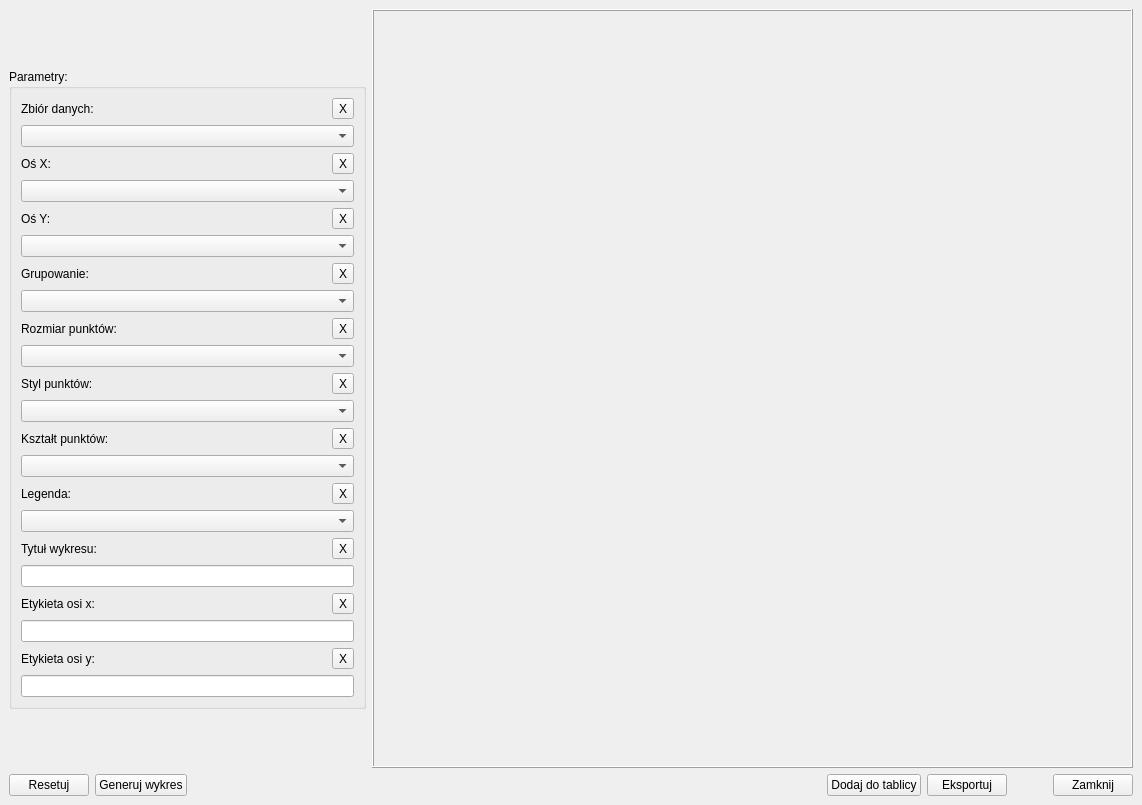
First picture: the form in ui/Plots/pie-plot-window.ui, repository OskarLewandowski/dex-data-experience, before the edit.
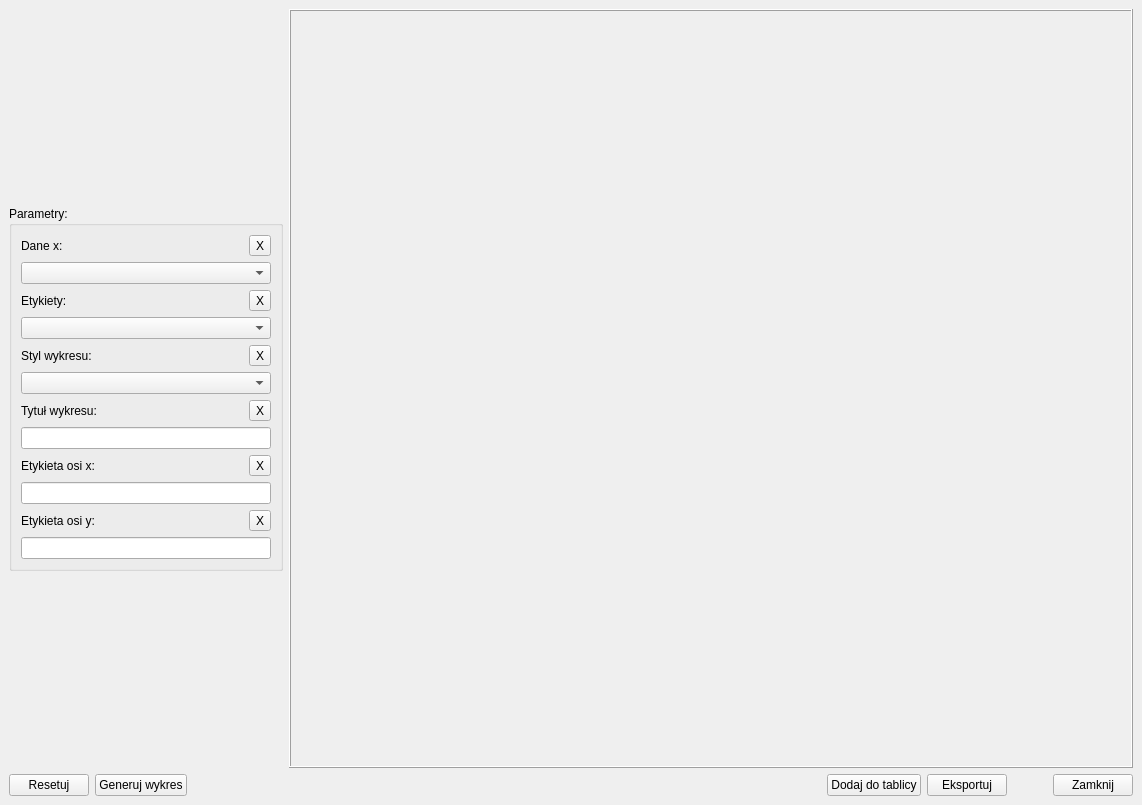
Second picture: the form after the edit.

Commit message: add function to pie plot

The edit to the form file:
```diff
--- a/ui/Plots/pie-plot-window.ui
+++ b/ui/Plots/pie-plot-window.ui
@@ -49,54 +49,6 @@
              <string>Parametry:</string>
             </property>
             <layout class="QVBoxLayout" name="verticalLayout_13">
-             <item>
-              <layout class="QVBoxLayout" name="verticalLayout_3">
-               <item>
-                <layout class="QHBoxLayout" name="horizontalLayout_3">
-                 <item>
-                  <widget class="QLabel" name="label">
-                   <property name="text">
-                    <string>Zbiór danych:</string>
-                   </property>
-                  </widget>
-                 </item>
-                 <item>
-                  <spacer name="horizontalSpacer">
-                   <property name="orientation">
-                    <enum>Qt::Horizontal</enum>
-                   </property>
-                   <property name="sizeHint" stdset="0">
-                    <size>
-                     <width>40</width>
-                     <height>20</height>
-                    </size>
-                   </property>
-                  </spacer>
-                 </item>
-                 <item>
-                  <widget class="QToolButton" name="toolButton_Data">
-                   <property name="text">
-                    <string>X</string>
-                   </property>
-                  </widget>
-                 </item>
-                </layout>
-               </item>
-               <item>
-                <widget class="QComboBox" name="comboBox_Data">
-                 <property name="minimumSize">
-                  <size>
-                   <width>250</width>
-                   <height>0</height>
-                  </size>
-                 </property>
-                 <property name="placeholderText">
-                  <string>Wybierz zbiór danych...</string>
-                 </property>
-                </widget>
-               </item>
-              </layout>
-             </item>
              <item>
               <layout class="QVBoxLayout" name="verticalLayout">
                <item>
@@ -104,7 +56,7 @@
                  <item>
                   <widget class="QLabel" name="label_2">
                    <property name="text">
-                    <string>Oś X:</string>
+                    <string>Dane x:</string>
                    </property>
                   </widget>
                  </item>
@@ -139,7 +91,7 @@
                   </size>
                  </property>
                  <property name="placeholderText">
-                  <string>Wybierz dane na osi x...</string>
+                  <string>Wybierz dane...</string>
                  </property>
                 </widget>
                </item>
@@ -152,7 +104,7 @@
                  <item>
                   <widget class="QLabel" name="label_3">
                    <property name="text">
-                    <string>Oś Y:</string>
+                    <string>Etykiety:</string>
                    </property>
                   </widget>
                  </item>
@@ -187,103 +139,7 @@
                   </size>
                  </property>
                  <property name="placeholderText">
-                  <string>Wybierz dane na osi y...</string>
-                 </property>
-                </widget>
-               </item>
-              </layout>
-             </item>
-             <item>
-              <layout class="QVBoxLayout" name="verticalLayout_6">
-               <item>
-                <layout class="QHBoxLayout" name="horizontalLayout_6">
-                 <item>
-                  <widget class="QLabel" name="label_4">
-                   <property name="text">
-                    <string>Grupowanie:</string>
-                   </property>
-                  </widget>
-                 </item>
-                 <item>
-                  <spacer name="horizontalSpacer_6">
-                   <property name="orientation">
-                    <enum>Qt::Horizontal</enum>
-                   </property>
-                   <property name="sizeHint" stdset="0">
-                    <size>
-                     <width>40</width>
-                     <height>20</height>
-                    </size>
-                   </property>
-                  </spacer>
-                 </item>
-                 <item>
-                  <widget class="QToolButton" name="toolButton_Hue">
-                   <property name="text">
-                    <string>X</string>
-                   </property>
-                  </widget>
-                 </item>
-                </layout>
-               </item>
-               <item>
-                <widget class="QComboBox" name="comboBox_Hue">
-                 <property name="minimumSize">
-                  <size>
-                   <width>250</width>
-                   <height>0</height>
-                  </size>
-                 </property>
-                 <property name="placeholderText">
-                  <string>Wybierz dane według, których grupować...</string>
-                 </property>
-                </widget>
-               </item>
-              </layout>
-             </item>
-             <item>
-              <layout class="QVBoxLayout" name="verticalLayout_7">
-               <item>
-                <layout class="QHBoxLayout" name="horizontalLayout_7">
-                 <item>
-                  <widget class="QLabel" name="label_5">
-                   <property name="text">
-                    <string>Rozmiar punktów:</string>
-                   </property>
-                  </widget>
-                 </item>
-                 <item>
-                  <spacer name="horizontalSpacer_7">
-                   <property name="orientation">
-                    <enum>Qt::Horizontal</enum>
-                   </property>
-                   <property name="sizeHint" stdset="0">
-                    <size>
-                     <width>40</width>
-                     <height>20</height>
-                    </size>
-                   </property>
-                  </spacer>
-                 </item>
-                 <item>
-                  <widget class="QToolButton" name="toolButton_Size">
-                   <property name="text">
-                    <string>X</string>
-                   </property>
-                  </widget>
-                 </item>
-                </layout>
-               </item>
-               <item>
-                <widget class="QComboBox" name="comboBox_Size">
-                 <property name="minimumSize">
-                  <size>
-                   <width>250</width>
-                   <height>0</height>
-                  </size>
-                 </property>
-                 <property name="placeholderText">
-                  <string>Wybierz dane według, których ustalić rozmiar punktów...</string>
+                  <string>Wybierz etykiety...</string>
                  </property>
                 </widget>
                </item>
@@ -296,7 +152,7 @@
                  <item>
                   <widget class="QLabel" name="label_6">
                    <property name="text">
-                    <string>Styl punktów:</string>
+                    <string>Styl wykresu:</string>
                    </property>
                   </widget>
                  </item>
@@ -334,7 +190,7 @@
                   <number>-1</number>
                  </property>
                  <property name="placeholderText">
-                  <string>Wybierz styl punktów...</string>
+                  <string>Wybierz styl wykresu...</string>
                  </property>
                  <item>
                   <property name="text">
@@ -413,218 +269,6 @@
                  </item>
                 </widget>
                </item>
-               <item>
-                <layout class="QVBoxLayout" name="verticalLayout_8">
-                 <item>
-                  <layout class="QHBoxLayout" name="horizontalLayout_9">
-                   <item>
-                    <widget class="QLabel" name="label_7">
-                     <property name="text">
-                      <string>Kształt punktów:</string>
-                     </property>
-                    </widget>
-                   </item>
-                   <item>
-                    <spacer name="horizontalSpacer_9">
-                     <property name="orientation">
-                      <enum>Qt::Horizontal</enum>
-                     </property>
-                     <property name="sizeHint" stdset="0">
-                      <size>
-                       <width>40</width>
-                       <height>20</height>
-                      </size>
-                     </property>
-                    </spacer>
-                   </item>
-                   <item>
-                    <widget class="QToolButton" name="toolButton_Markers">
-                     <property name="text">
-                      <string>X</string>
-                     </property>
-                    </widget>
-                   </item>
-                  </layout>
-                 </item>
-                 <item>
-                  <widget class="QComboBox" name="comboBox_Markers">
-                   <property name="minimumSize">
-                    <size>
-                     <width>250</width>
-                     <height>0</height>
-                    </size>
-                   </property>
-                   <property name="currentIndex">
-                    <number>-1</number>
-                   </property>
-                   <property name="placeholderText">
-                    <string>Wybierz kształt punktów...</string>
-                   </property>
-                   <item>
-                    <property name="text">
-                     <string>.</string>
-                    </property>
-                   </item>
-                   <item>
-                    <property name="text">
-                     <string>,</string>
-                    </property>
-                   </item>
-                   <item>
-                    <property name="text">
-                     <string>o</string>
-                    </property>
-                   </item>
-                   <item>
-                    <property name="text">
-                     <string>v</string>
-                    </property>
-                   </item>
-                   <item>
-                    <property name="text">
-                     <string>^</string>
-                    </property>
-                   </item>
-                   <item>
-                    <property name="text">
-                     <string>&gt;</string>
-                    </property>
-                   </item>
-                   <item>
-                    <property name="text">
-                     <string>&lt;</string>
-                    </property>
-                   </item>
-                   <item>
-                    <property name="text">
-                     <string>+</string>
-                    </property>
-                   </item>
-                   <item>
-                    <property name="text">
-                     <string>x</string>
-                    </property>
-                   </item>
-                   <item>
-                    <property name="text">
-                     <string>s</string>
-                    </property>
-                   </item>
-                   <item>
-                    <property name="text">
-                     <string>D</string>
-                    </property>
-                   </item>
-                   <item>
-                    <property name="text">
-                     <string>-</string>
-                    </property>
-                   </item>
-                   <item>
-                    <property name="text">
-                     <string>--</string>
-                    </property>
-                   </item>
-                   <item>
-                    <property name="text">
-                     <string>|</string>
-                    </property>
-                   </item>
-                   <item>
-                    <property name="text">
-                     <string>:</string>
-                    </property>
-                   </item>
-                   <item>
-                    <property name="text">
-                     <string>*</string>
-                    </property>
-                   </item>
-                   <item>
-                    <property name="text">
-                     <string>H</string>
-                    </property>
-                   </item>
-                   <item>
-                    <property name="text">
-                     <string>X</string>
-                    </property>
-                   </item>
-                  </widget>
-                 </item>
-                </layout>
-               </item>
-              </layout>
-             </item>
-             <item>
-              <layout class="QVBoxLayout" name="verticalLayout_4">
-               <item>
-                <layout class="QHBoxLayout" name="horizontalLayout_10">
-                 <item>
-                  <widget class="QLabel" name="label_8">
-                   <property name="text">
-                    <string>Legenda:</string>
-                   </property>
-                  </widget>
-                 </item>
-                 <item>
-                  <spacer name="horizontalSpacer_10">
-                   <property name="orientation">
-                    <enum>Qt::Horizontal</enum>
-                   </property>
-                   <property name="sizeHint" stdset="0">
-                    <size>
-                     <width>40</width>
-                     <height>20</height>
-                    </size>
-                   </property>
-                  </spacer>
-                 </item>
-                 <item>
-                  <widget class="QToolButton" name="toolButton_Legend">
-                   <property name="text">
-                    <string>X</string>
-                   </property>
-                  </widget>
-                 </item>
-                </layout>
-               </item>
-               <item>
-                <widget class="QComboBox" name="comboBox_Legend">
-                 <property name="minimumSize">
-                  <size>
-                   <width>250</width>
-                   <height>0</height>
-                  </size>
-                 </property>
-                 <property name="currentIndex">
-                  <number>-1</number>
-                 </property>
-                 <property name="placeholderText">
-                  <string>Wybierz opcje wyświetlania legendy...</string>
-                 </property>
-                 <item>
-                  <property name="text">
-                   <string>auto</string>
-                  </property>
-                 </item>
-                 <item>
-                  <property name="text">
-                   <string>brief</string>
-                  </property>
-                 </item>
-                 <item>
-                  <property name="text">
-                   <string>full</string>
-                  </property>
-                 </item>
-                 <item>
-                  <property name="text">
-                   <string>Brak</string>
-                  </property>
-                 </item>
-                </widget>
-               </item>
               </layout>
              </item>
              <item>
```
Left out of the diff: 80 changed lines with no effect on the pictures. The commit also changes 2 other files.
